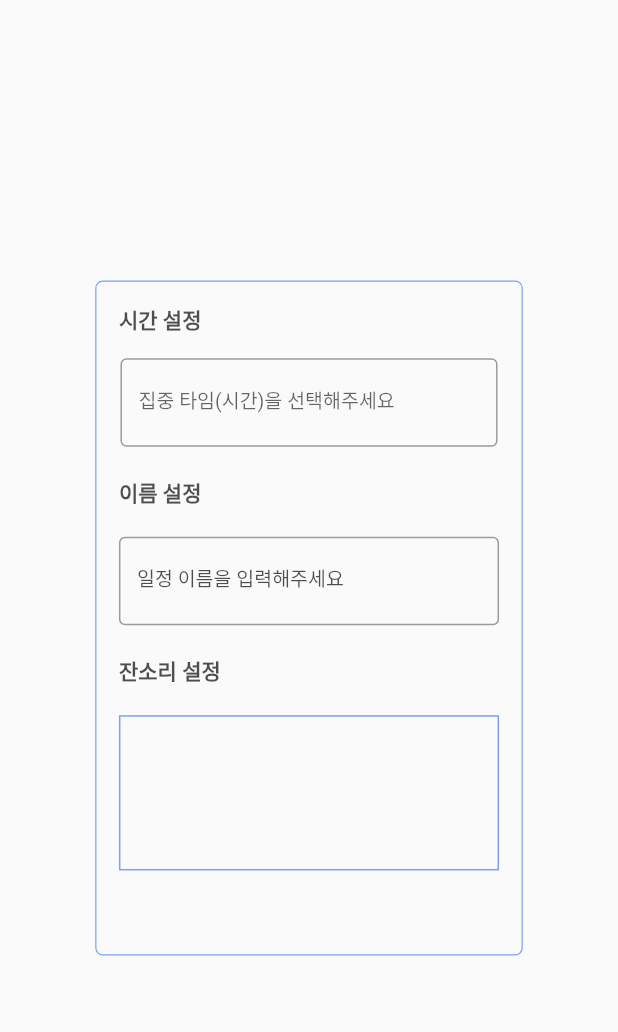
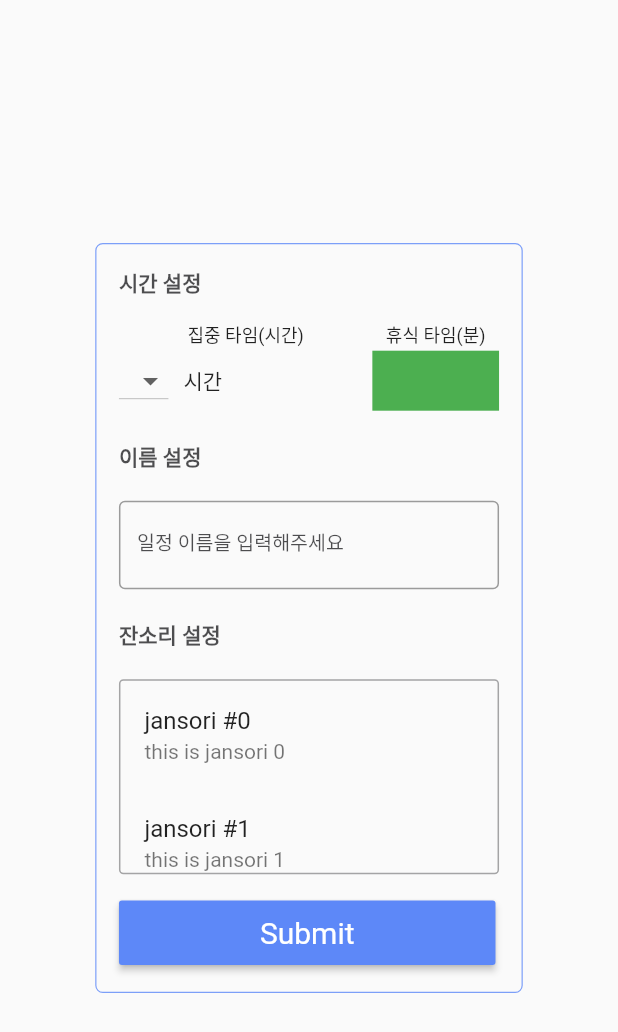
Before and after one commit to dsc-sookmyung/2021-TimmyRoom-JANSORI, a Flutter app: the screen it shows after launch, on a phone screen of 412 x 824 dp. Shown: the top 1032 px of the screen. Run offline on Flutter 3.47's test engine with Material 2 defaults, Android fonts, the phone set to English and light mode, and no system bars.

Commit message:
집중 타임 드롭다운 선택 후 표시 에러 미해결

```diff
--- a/timmyroom_jansori/lib/main.dart
+++ b/timmyroom_jansori/lib/main.dart
@@ -14,7 +14,7 @@ class MyApp extends StatelessWidget {
       theme: ThemeData(
         primarySwatch: Colors.blue,
       ),
-      home: Page3(),
+      home: MainPage3(),
     );
   }
 }
--- a/timmyroom_jansori/lib/page3.dart
+++ b/timmyroom_jansori/lib/page3.dart
@@ -1,11 +1,13 @@
 import 'package:flutter/cupertino.dart';
 import 'package:flutter/material.dart';
 
-import 'year_month_day_time_picker.dart';
+// import 'year_month_day_time_picker.dart';
 
+class MainPage3 extends StatefulWidget{
+  Page3 createState()=> Page3();
+}
 
-
-class Page3 extends StatelessWidget{
+class Page3 extends State<MainPage3>{
 
   @override
   Widget build(BuildContext context){
@@ -25,13 +27,12 @@ class Page3 extends StatelessWidget{
       child:
           Container(
             width: 285,
-            height: 450,
+            height: 500,
             decoration:
               BoxDecoration(
                 border: Border.all(
                   width: 0.8,
                   color: Color.fromRGBO(93, 136, 248, 0.8),
-                  // color: Color.fromRGBO(4, 4, 7, 0.2),
                 ),
                 borderRadius: BorderRadius.all(
                   Radius.circular(5),
@@ -48,6 +49,7 @@ class Page3 extends StatelessWidget{
                       timeSetting(),
                       nameSetting(),
                       jansoriSetting(),
+                      submitButton(),
                     ],
                   ),
               ),
@@ -55,7 +57,33 @@ class Page3 extends StatelessWidget{
     );
   }
 
+  submit() {
+  }
+
+  Widget submitButton(){
+    return Column(
+      children: [
+        SizedBox(height: 10.0),
+        MaterialButton(
+          onPressed: submit,
+          color: Color.fromRGBO(93, 136, 248, 1),
+          textColor: Colors.white,
+          padding: EdgeInsets.symmetric(
+            horizontal: 94.0,
+            vertical: 10.0,
+          ),
+          child: Text(
+            'Submit',
+            style: TextStyle(fontSize: 20.0),
+          ),
+        ),
+      ],
+    );
+  }
+
   Widget timeSetting(){
+    int _value;
+
     return Container(
       width: 255,
       margin: EdgeInsets.fromLTRB(0, 0, 0, 20),
@@ -81,7 +109,110 @@ class Page3 extends StatelessWidget{
                         ),
                       ),
                   ),
-                  YearMonthPicker(),
+                  Row(
+                    children: [
+                      Expanded(
+                        flex: 2,
+                        child:
+                          Container(
+                              height: 20,
+                              // color: Colors.green,
+                              child: Container(
+                                child:
+                                  Text(
+                                    "집중 타임(시간)",
+                                    style: TextStyle(fontSize: 12),
+                                    textAlign: TextAlign.center,
+                                  ),
+                              ),
+                          ),
+                      ),
+                      Expanded(
+                        flex: 1,
+                        child:
+                          Container(
+                              height: 20,
+                              // color: Colors.amber,
+                              child: Container(
+                                child:
+                                Text(
+                                  "휴식 타임(분)",
+                                  style: TextStyle(fontSize: 12),
+                                  textAlign: TextAlign.center,
+                                ),
+                              )
+                          ),
+                      ),
+                    ],
+                  ),
+                  Row(
+                    children: [
+                      Expanded(
+                        flex: 2,
+                        child:
+                          Container(
+                            height: 40,
+                            //color: Colors.amber,
+                            child:
+                              Row(
+                                children: [
+                                  DropdownButton(
+                                    value: _value,
+                                    items: [
+                                      DropdownMenuItem(
+                                        child: Text("0"),
+                                        value: 1,
+                                      ),
+                                      DropdownMenuItem(
+                                        child: Text("1"),
+                                        value: 2,
+                                      ),
+                                      DropdownMenuItem(
+                                          child: Text("2"),
+                                          value: 3
+                                      ),
+                                      DropdownMenuItem(
+                                          child: Text("3"),
+                                          value: 4
+                                      ),
+                                      DropdownMenuItem(
+                                          child: Text("4"),
+                                          value: 5
+                                      ),
+                                      DropdownMenuItem(
+                                          child: Text("5"),
+                                          value: 6
+                                      ),
+                                      DropdownMenuItem(
+                                          child: Text("6"),
+                                          value: 7
+                                      )
+                                    ],
+                                  onChanged: (value) {
+                                    setState(() {
+                                      _value = value;
+                                    });
+                                  },
+                                  //value: _value,
+                                  ),
+                                  Container(
+                                    margin: EdgeInsets.fromLTRB(10, 0, 5, 0),
+                                    child: Text("시간"),
+                                  ),
+                                ],
+                              ),
+                          ),
+                      ),
+                      Expanded(
+                        flex: 1,
+                        child:
+                          Container(
+                            height: 40,
+                            color: Colors.green,
+                          ),
+                      ),
+                    ],
+                  ),
                 ],
                ),
           ),
@@ -156,16 +287,33 @@ class Page3 extends StatelessWidget{
             ),
         ),
         Container(
-          height: 103.5,
+          margin: EdgeInsets.fromLTRB(0, 0, 0, 5),
+          height: 130,
           decoration: BoxDecoration(
             border: Border.all(
-              color: Color.fromRGBO(93, 136, 248, 0.8),
+              color: Color.fromRGBO(4, 4, 7, 0.35),
             ),
+            borderRadius: BorderRadius.all(Radius.circular(3)),
           ),
           child:
-            ListView(),
+            jansoriList(),
         ),
       ],
     );
   }
+
+  Widget jansoriList () {
+    List<String> items = List.generate(10, (i) => 'jansori #$i');
+    return ListView.builder(
+      itemCount: items.length,
+      itemBuilder: (context, i) {
+        return ListTile(
+            title: Text(items[i]),
+            subtitle: Text('this is jansori $i')
+        );
+      },
+    );
+  }
+
+
 }
```
